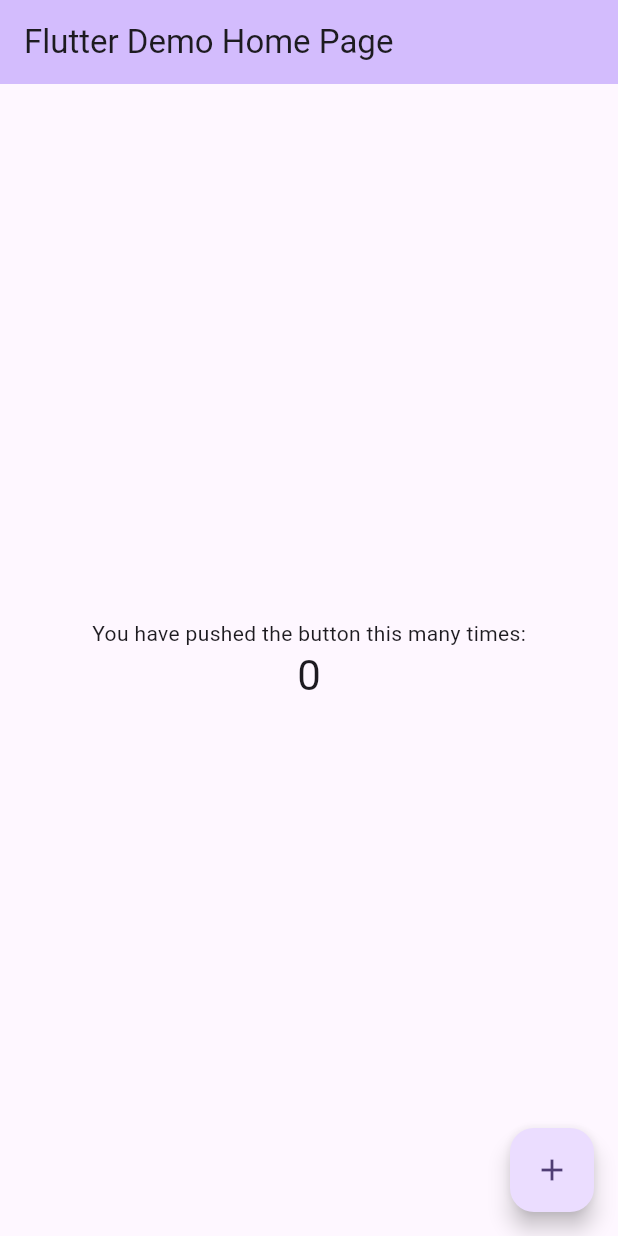
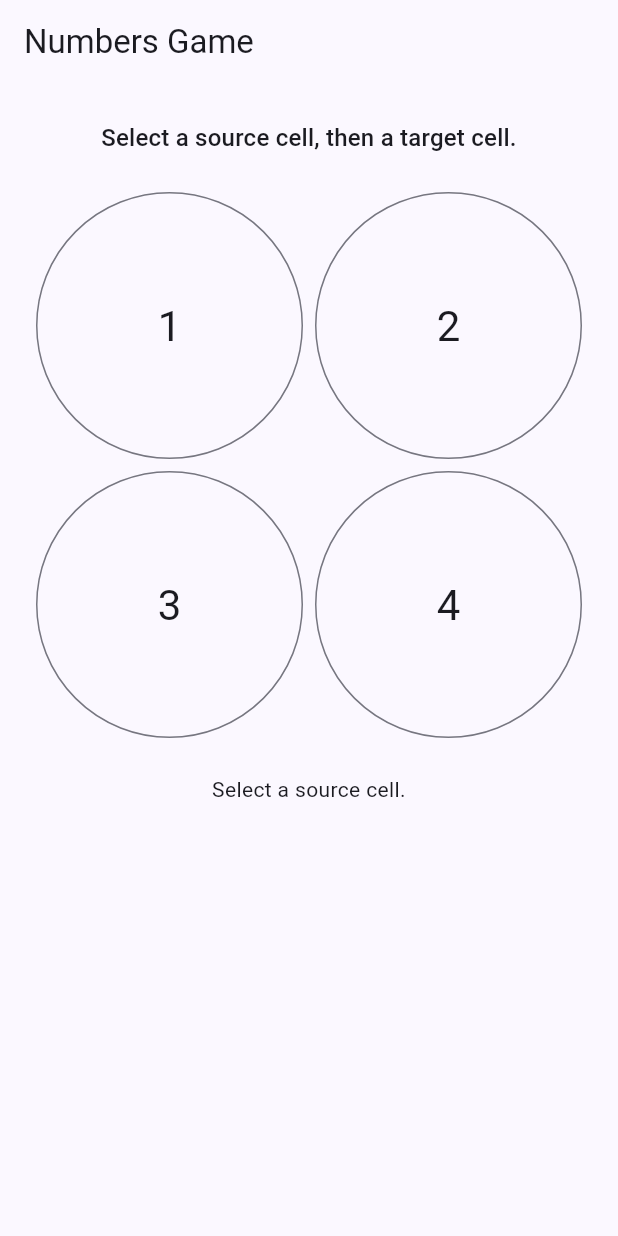
Before and after one commit to kergma-lw/numbers-game, a Flutter app: the screen it shows after launch, on a phone screen of 412 x 824 dp. Run offline on Flutter 3.47's test engine with Material 3 defaults, Android fonts, the phone set to English and light mode, and no system bars.

Commit message:
Build board screen and arithmetic moves (#6)

```diff
--- a/lib/main.dart
+++ b/lib/main.dart
@@ -1,122 +1,154 @@
 import 'package:flutter/material.dart';
+import 'package:numbers_game/game_core/board.dart';
 
 void main() {
-  runApp(const MyApp());
+  runApp(const NumbersGameApp());
 }
 
-class MyApp extends StatelessWidget {
-  const MyApp({super.key});
+class NumbersGameApp extends StatelessWidget {
+  const NumbersGameApp({super.key});
 
-  // This widget is the root of your application.
   @override
   Widget build(BuildContext context) {
     return MaterialApp(
-      title: 'Flutter Demo',
+      title: 'Numbers Game',
       theme: ThemeData(
-        // This is the theme of your application.
-        //
-        // TRY THIS: Try running your application with "flutter run". You'll see
-        // the application has a purple toolbar. Then, without quitting the app,
-        // try changing the seedColor in the colorScheme below to Colors.green
-        // and then invoke "hot reload" (save your changes or press the "hot
-        // reload" button in a Flutter-supported IDE, or press "r" if you used
-        // the command line to start the app).
-        //
-        // Notice that the counter didn't reset back to zero; the application
-        // state is not lost during the reload. To reset the state, use hot
-        // restart instead.
-        //
-        // This works for code too, not just values: Most code changes can be
-        // tested with just a hot reload.
-        colorScheme: .fromSeed(seedColor: Colors.deepPurple),
+        colorScheme: ColorScheme.fromSeed(seedColor: Colors.indigo),
       ),
-      home: const MyHomePage(title: 'Flutter Demo Home Page'),
+      home: const BoardScreen(),
     );
   }
 }
 
-class MyHomePage extends StatefulWidget {
-  const MyHomePage({super.key, required this.title});
-
-  // This widget is the home page of your application. It is stateful, meaning
-  // that it has a State object (defined below) that contains fields that affect
-  // how it looks.
-
-  // This class is the configuration for the state. It holds the values (in this
-  // case the title) provided by the parent (in this case the App widget) and
-  // used by the build method of the State. Fields in a Widget subclass are
-  // always marked "final".
-
-  final String title;
+class BoardScreen extends StatefulWidget {
+  const BoardScreen({super.key});
 
   @override
-  State<MyHomePage> createState() => _MyHomePageState();
+  State<BoardScreen> createState() => _BoardScreenState();
 }
 
-class _MyHomePageState extends State<MyHomePage> {
-  int _counter = 0;
+class _BoardScreenState extends State<BoardScreen> {
+  Board _board = Board([
+    [1, 2],
+    [3, 4],
+  ]);
+  CellPosition? _source;
+  String _feedback = 'Select a source cell.';
 
-  void _incrementCounter() {
+  void _selectCell(CellPosition position) {
+    final source = _source;
+    if (source == null) {
+      setState(() {
+        _source = position;
+        _feedback = 'Source selected. Choose a target cell.';
+      });
+      return;
+    }
+
+    if (source == position) {
+      setState(() {
+        _feedback = 'Choose a different target cell.';
+      });
+      return;
+    }
+
     setState(() {
-      // This call to setState tells the Flutter framework that something has
-      // changed in this State, which causes it to rerun the build method below
-      // so that the display can reflect the updated values. If we changed
-      // _counter without calling setState(), then the build method would not be
-      // called again, and so nothing would appear to happen.
-      _counter++;
+      _board = _board.applyArithmeticMove(source: source, target: position);
+      _source = null;
+      _feedback = 'Move applied.';
     });
   }
 
   @override
   Widget build(BuildContext context) {
-    // This method is rerun every time setState is called, for instance as done
-    // by the _incrementCounter method above.
-    //
-    // The Flutter framework has been optimized to make rerunning build methods
-    // fast, so that you can just rebuild anything that needs updating rather
-    // than having to individually change instances of widgets.
     return Scaffold(
-      appBar: AppBar(
-        // TRY THIS: Try changing the color here to a specific color (to
-        // Colors.amber, perhaps?) and trigger a hot reload to see the AppBar
-        // change color while the other colors stay the same.
-        backgroundColor: Theme.of(context).colorScheme.inversePrimary,
-        // Here we take the value from the MyHomePage object that was created by
-        // the App.build method, and use it to set our appbar title.
-        title: Text(widget.title),
-      ),
-      body: Center(
-        // Center is a layout widget. It takes a single child and positions it
-        // in the middle of the parent.
-        child: Column(
-          // Column is also a layout widget. It takes a list of children and
-          // arranges them vertically. By default, it sizes itself to fit its
-          // children horizontally, and tries to be as tall as its parent.
-          //
-          // Column has various properties to control how it sizes itself and
-          // how it positions its children. Here we use mainAxisAlignment to
-          // center the children vertically; the main axis here is the vertical
-          // axis because Columns are vertical (the cross axis would be
-          // horizontal).
-          //
-          // TRY THIS: Invoke "debug painting" (choose the "Toggle Debug Paint"
-          // action in the IDE, or press "p" in the console), to see the
-          // wireframe for each widget.
-          mainAxisAlignment: .center,
-          children: [
-            const Text('You have pushed the button this many times:'),
-            Text(
-              '$_counter',
-              style: Theme.of(context).textTheme.headlineMedium,
+      appBar: AppBar(title: const Text('Numbers Game')),
+      body: SafeArea(
+        child: SingleChildScrollView(
+          child: Center(
+            child: ConstrainedBox(
+              constraints: const BoxConstraints(maxWidth: 420),
+              child: Padding(
+                padding: const EdgeInsets.all(24),
+                child: Column(
+                  mainAxisSize: MainAxisSize.min,
+                  crossAxisAlignment: CrossAxisAlignment.stretch,
+                  children: [
+                    Text(
+                      'Select a source cell, then a target cell.',
+                      style: Theme.of(context).textTheme.titleMedium,
+                      textAlign: TextAlign.center,
+                    ),
+                    const SizedBox(height: 24),
+                    GridView.count(
+                      crossAxisCount: _board.columnCount,
+                      shrinkWrap: true,
+                      mainAxisSpacing: 8,
+                      crossAxisSpacing: 8,
+                      children: [
+                        for (var row = 0; row < _board.rowCount; row++)
+                          for (var column = 0;
+                              column < _board.columnCount;
+                              column++)
+                            _BoardCell(
+                              position: CellPosition(row, column),
+                              value:
+                                  _board.valueAt(CellPosition(row, column)),
+                              selected: _source == CellPosition(row, column),
+                              onPressed: _selectCell,
+                            ),
+                      ],
+                    ),
+                    const SizedBox(height: 24),
+                    Semantics(
+                      liveRegion: true,
+                      child: Text(
+                        _feedback,
+                        key: const Key('feedback'),
+                        textAlign: TextAlign.center,
+                      ),
+                    ),
+                  ],
+                ),
+              ),
             ),
-          ],
+          ),
         ),
-      ),
-      floatingActionButton: FloatingActionButton(
-        onPressed: _incrementCounter,
-        tooltip: 'Increment',
-        child: const Icon(Icons.add),
       ),
     );
   }
 }
+
+class _BoardCell extends StatelessWidget {
+  const _BoardCell({
+    required this.position,
+    required this.value,
+    required this.selected,
+    required this.onPressed,
+  });
+
+  final CellPosition position;
+  final int value;
+  final bool selected;
+  final ValueChanged<CellPosition> onPressed;
+
+  @override
+  Widget build(BuildContext context) {
+    return Semantics(
+      button: true,
+      selected: selected,
+      label: 'Cell ${position.row + 1}, ${position.column + 1}: $value',
+      child: OutlinedButton(
+        key: Key('cell-${position.row}-${position.column}'),
+        style: OutlinedButton.styleFrom(
+          backgroundColor: selected
+              ? Theme.of(context).colorScheme.primaryContainer
+              : null,
+          padding: const EdgeInsets.all(8),
+        ),
+        onPressed: () => onPressed(position),
+        child: Text('$value', style: Theme.of(context).textTheme.headlineMedium),
+      ),
+    );
+  }
+}
```
Also changed, not shown: 1 other file.
